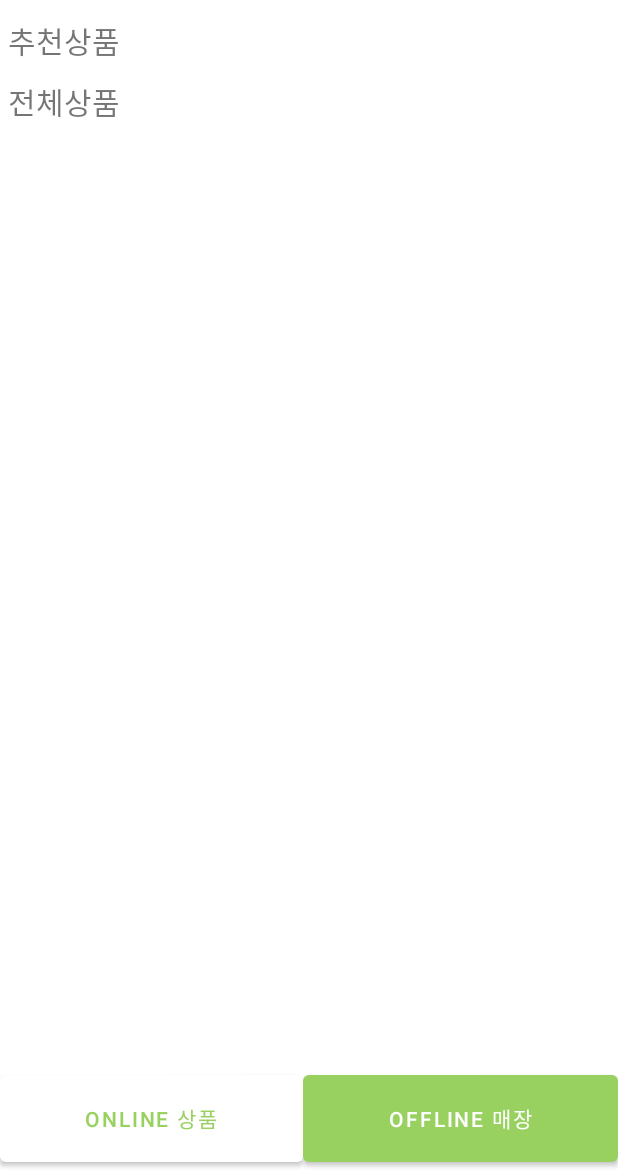
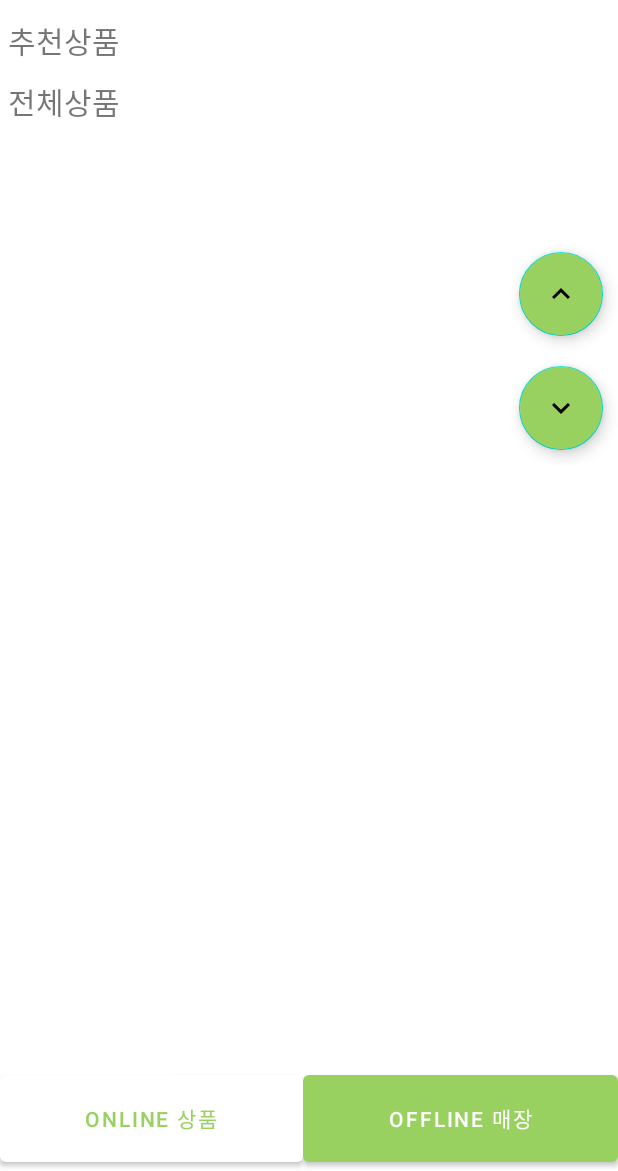
Before and after one commit to Jeonminji/Would-U-ZERO, an Android app: the Fragment_Online screen opened directly, with no data from a screen before it, on a phone screen of 412 x 824 dp, the part 65-1236 px from its top. Run offline under Robolectric (Android 15) with nearby library versions, the phone set to English and light mode, and no system bars; our stand-ins replace Firebase (no records; nobody signed in at launch, a user with empty details on screens opened directly); pictures from the network do not load; 1 statement that could not run was skipped.

Commit message:
맨위로, 맨 아래로 버튼 (db 권한 수정 후 테스트 필요)

```diff
--- a/app/src/main/java/com/example/woulduzero/Online/Fragment_Online.java
+++ b/app/src/main/java/com/example/woulduzero/Online/Fragment_Online.java
@@ -20,6 +20,7 @@ import androidx.recyclerview.widget.RecyclerView;
 
 import com.example.woulduzero.MyExpandableAdapter;
 import com.example.woulduzero.R;
+import com.google.android.material.floatingactionbutton.FloatingActionButton;
 import com.google.firebase.database.DataSnapshot;
 import com.google.firebase.database.DatabaseError;
 import com.google.firebase.database.DatabaseReference;
@@ -182,6 +183,17 @@ public class Fragment_Online extends Fragment {
             return true;
         });
 
+        //맨 위로, 맨 아래로 버튼
+        FloatingActionButton btn_top = v.findViewById(R.id.top);
+        btn_top.setOnClickListener(v1 -> {
+            recyclerView.smoothScrollToPosition(0);
+        });
+
+        FloatingActionButton btn_bottom = v.findViewById(R.id.bottom);
+        btn_top.setOnClickListener(v1 -> {
+            recyclerView.smoothScrollToPosition(productArrayList.size());
+        });
+
         return v;
     }
 
--- a/app/src/main/java/com/example/woulduzero/ThirdActivity.java
+++ b/app/src/main/java/com/example/woulduzero/ThirdActivity.java
@@ -21,7 +21,7 @@ public class ThirdActivity extends AppCompatActivity {
         //more info button
         btn_moreInfo = (findViewById(R.id.btn_moreinfo));
         btn_moreInfo.setOnClickListener(v -> {
-            Intent intent = new Intent(Intent.ACTION_VIEW, Uri.parse("https://google.com"));
+            Intent intent = new Intent(Intent.ACTION_VIEW, Uri.parse("http://3.36.96.127/Would-U-ZERO/WEB/about.html"));
             startActivity(intent);
         });
 
--- /dev/null
+++ b/app/src/main/res/drawable/ic_baseline_keyboard_arrow_down_24.xml
@@ -0,0 +1,10 @@
+<vector xmlns:android="http://schemas.android.com/apk/res/android"
+    android:width="24dp"
+    android:height="24dp"
+    android:viewportWidth="24"
+    android:viewportHeight="24"
+    android:tint="?attr/colorControlNormal">
+  <path
+      android:fillColor="@android:color/white"
+      android:pathData="M7.41,8.59L12,13.17l4.59,-4.58L18,10l-6,6 -6,-6 1.41,-1.41z"/>
+</vector>
--- /dev/null
+++ b/app/src/main/res/drawable/ic_baseline_keyboard_arrow_up_24.xml
@@ -0,0 +1,10 @@
+<vector xmlns:android="http://schemas.android.com/apk/res/android"
+    android:width="24dp"
+    android:height="24dp"
+    android:viewportWidth="24"
+    android:viewportHeight="24"
+    android:tint="?attr/colorControlNormal">
+  <path
+      android:fillColor="@android:color/white"
+      android:pathData="M7.41,15.41L12,10.83l4.59,4.58L18,14l-6,-6 -6,6z"/>
+</vector>
--- a/app/src/main/res/layout/fragment_fragment1.xml
+++ b/app/src/main/res/layout/fragment_fragment1.xml
@@ -1,6 +1,7 @@
 <?xml version="1.0" encoding="utf-8"?>
 <androidx.drawerlayout.widget.DrawerLayout
     xmlns:android="http://schemas.android.com/apk/res/android"
+    xmlns:app="http://schemas.android.com/apk/res-auto"
     xmlns:tools="http://schemas.android.com/tools"
     android:id="@+id/drawer_layout"
     android:layout_width="match_parent"
@@ -58,6 +59,29 @@
                 android:layout_marginBottom="30dp"
                 android:overScrollMode="never"/>
 
+            <!-- 맨 위로, 맨 아래로 버튼 -->
+            <com.google.android.material.floatingactionbutton.FloatingActionButton
+                android:id="@+id/top"
+                android:layout_width="wrap_content"
+                android:layout_height="wrap_content"
+                android:layout_gravity="center|end"
+                android:src="@drawable/ic_baseline_keyboard_arrow_up_24"
+                android:backgroundTint="@color/WUZ"
+                android:contentDescription="@string/top"
+                android:layout_margin="10dp"
+                tools:targetApi="lollipop" />
+
+            <com.google.android.material.floatingactionbutton.FloatingActionButton
+                android:id="@+id/bottom"
+                android:layout_width="wrap_content"
+                android:layout_height="wrap_content"
+                android:layout_gravity="center|end"
+                android:src="@drawable/ic_baseline_keyboard_arrow_down_24"
+                android:backgroundTint="@color/WUZ"
+                android:contentDescription="@string/bottom"
+                android:layout_margin="10dp"
+                tools:targetApi="lollipop" />
+
         </LinearLayout>
 
     </ScrollView>
--- a/app/src/main/res/values/strings.xml
+++ b/app/src/main/res/values/strings.xml
@@ -25,6 +25,8 @@
     <string name="subCategory">하위 카테고리</string>
     <string name="image">이미지</string>
     <string name="WouldUZero">Would U Zero</string>
+    <string name="top">top</string>
+    <string name="bottom">bottom</string>
 
     //offline 화면 strings
     <string name="offline_category">분류</string>
```
